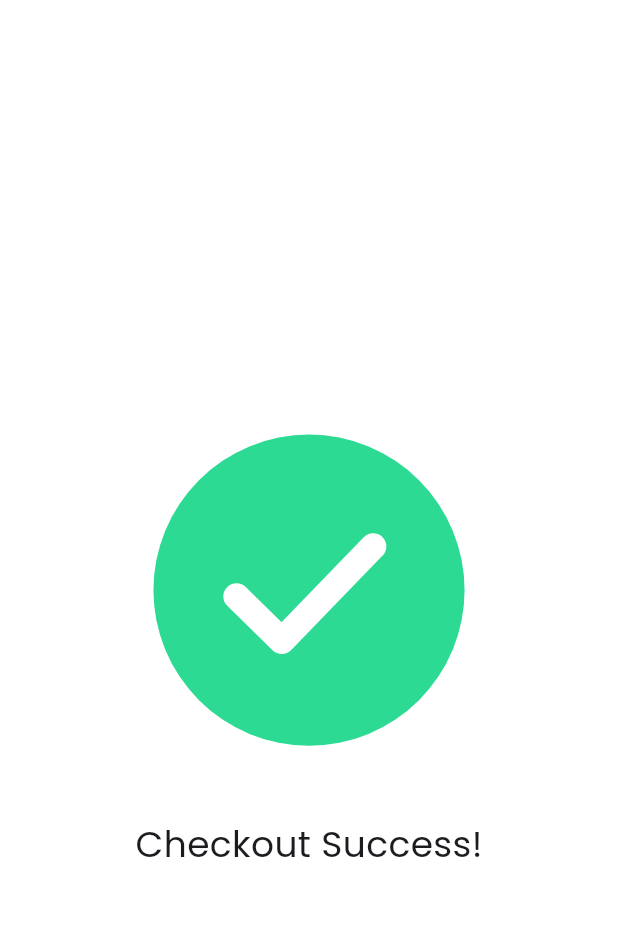
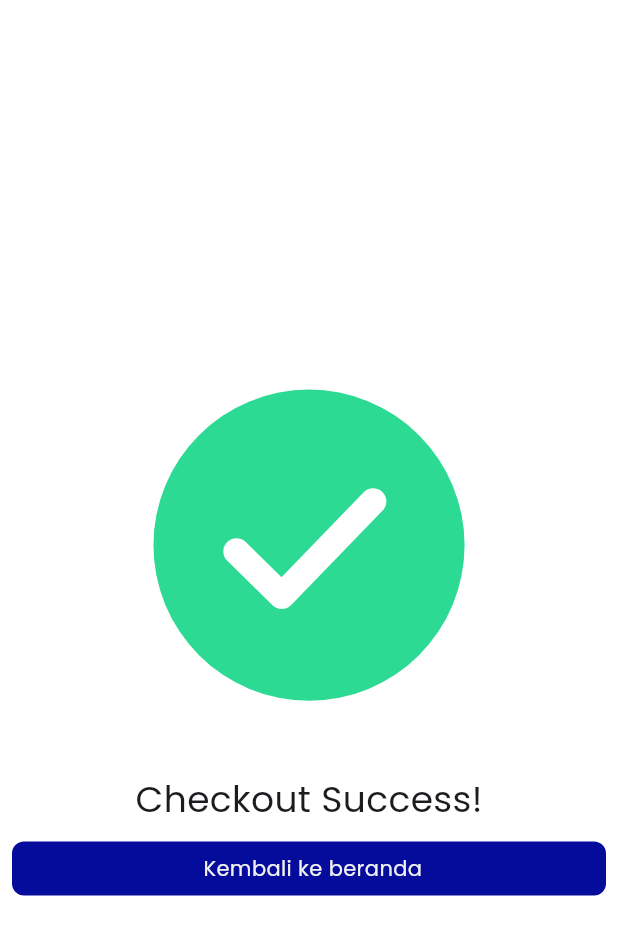
Before and after one commit to Mobile-Innovation-Laboratory/Flutter_Yafi_ArdenCatalog, a Flutter app: the CheckoutPage screen opened by its route, on a phone screen of 412 x 824 dp. Shown: the top 935 px of the screen. Run offline on Flutter 3.47's test engine with Material 3 defaults, Android fonts, the phone set to English and light mode, and no system bars; our stand-ins replace animated_bottom_navigation_bar, banner_carousel, cloud_firestore, firebase_core, get, google_fonts and 3 more; accounts and stored records are empty.

Commit message:
Updated Cart and Checkout

```diff
--- a/lib/controller/c_cart_page.dart
+++ b/lib/controller/c_cart_page.dart
@@ -46,7 +46,7 @@ void calculateTotalPrice() {
       );
       await cartCollection.add(catalog.toMap()).whenComplete(() {
         isLoading.value = false;
-        calculateTotalPrice(); // Update total price after adding
+        calculateTotalPrice();
       }).then((value) => Get.toNamed('/cart_page'));
     } catch (errorMessage) {
       throw Exception("Error: $errorMessage");
@@ -56,7 +56,8 @@ void calculateTotalPrice() {
   Future<void> deleteCart(String docId) async {
     try {
       await cartCollection.doc(docId).delete();
-      calculateTotalPrice(); // Update total price after deleting
+      calculateTotalPrice();
+      refresh();
     } catch (error) {
       Get.snackbar("Error", "Failed to delete item: $error",
           snackPosition: SnackPosition.BOTTOM,
--- a/lib/controller/c_dashboard_page.dart
+++ b/lib/controller/c_dashboard_page.dart
@@ -75,8 +75,9 @@ class C_DashboardPage extends GetxController {
       SharedPreferences prefs = await SharedPreferences.getInstance();
       await prefs.remove('token');
       await prefs.remove('username');
-      await prefs.remove('status');
-      refresh();
+      await prefs.remove('status').whenComplete(
+            () => refresh(),
+          );
 
       Get.offAndToNamed('/login_page');
     } catch (errorMsg) {
--- a/lib/pages/user_page/checkout/checkout_page.dart
+++ b/lib/pages/user_page/checkout/checkout_page.dart
@@ -1,4 +1,5 @@
-import 'package:billiard_catalog/controller/c_checkout_page.dart';
+import 'package:billiard_catalog/color/color.dart';
+import 'package:billiard_catalog/widgets/button_widgets.dart';
 import 'package:flutter/material.dart';
 import 'package:get/get.dart';
 import 'package:lottie/lottie.dart';
@@ -8,7 +9,6 @@ class CheckoutPage extends StatelessWidget {
 
   @override
   Widget build(BuildContext context) {
-    final controller = Get.put(C_CheckoutPage());
     return Scaffold(
       backgroundColor: Colors.white,
       body: Padding(
@@ -20,7 +20,15 @@ class CheckoutPage extends StatelessWidget {
             children: [
               Lottie.asset('assets/lottie/lottie_success.json',
                   repeat: false, width: 300, height: 300),
-                  const Text('Checkout Success!', style: TextStyle(fontSize: 24),)
+              const Text(
+                'Checkout Success!',
+                style: TextStyle(fontSize: 24),
+              ),
+              CustomTextButton(
+                  normalText: '',
+                  backgroundColor: AppColor.primary,
+                  boldText: 'Kembali ke beranda',
+                  buttonFunction: () => Get.offAllNamed('/home_page'))
             ],
           ),
         ),
```
Also changed, not shown: lib/controller/c_admin_dashboard.dart (+15 -3 lines), lib/controller/c_checkout_page.dart (+54 -9 lines), lib/pages/user_page/cart_page/cart_page.dart (+10 -6 lines).
